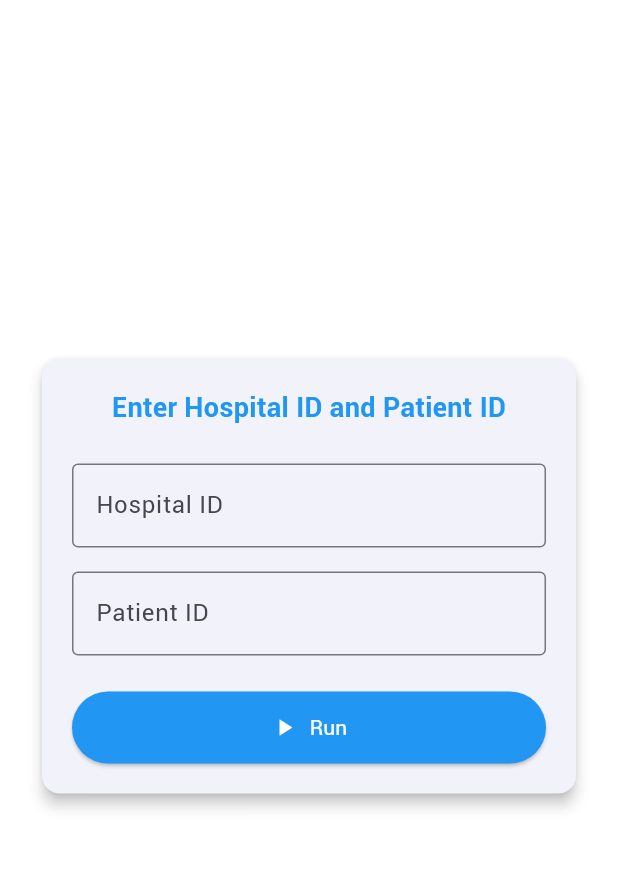
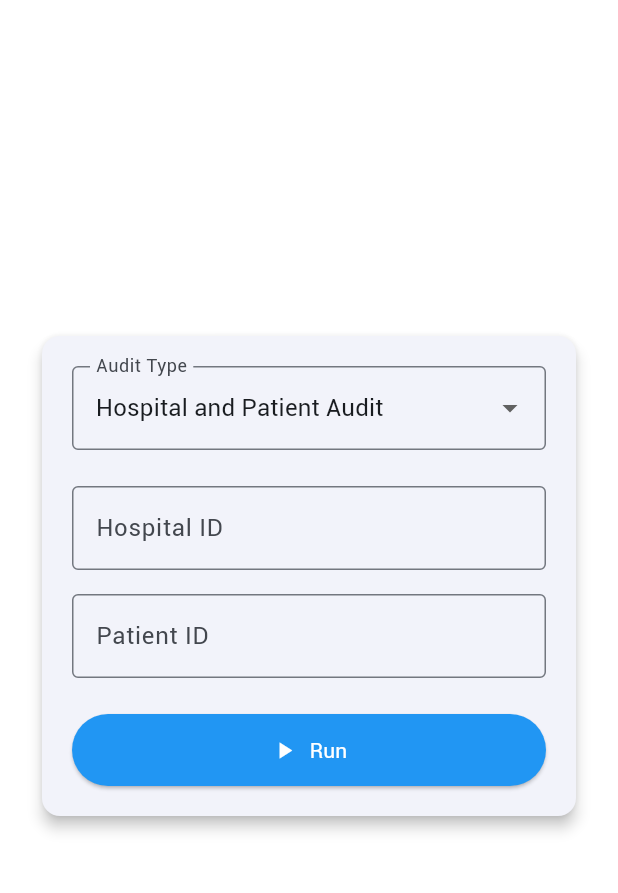
Before and after one commit to Sheepy01/pmjay_live_audit_app, a Flutter app: the HomeScreen screen opened directly, on a phone screen of 412 x 824 dp, the part 84-977 px from its top. Run offline on Flutter 3.47's test engine with Material 3 defaults, Android fonts, the phone set to English and light mode, and no system bars; our stand-ins replace pdf, printing.

Commit message:
New drop-down menu added for Hospital Audit and Hospital+Patient Audit. Backend logic to fetch the details to be shown on the homescreen at Run has been added

```diff
--- a/lib/screens/home_screen.dart
+++ b/lib/screens/home_screen.dart
@@ -2,6 +2,7 @@ import 'package:flutter/material.dart';
 import '../services/surveycto_service.dart';
 import 'package:printing/printing.dart';
 import '../services/pdf_service.dart';
+import 'package:intl/intl.dart';
 
 class HomeScreen extends StatefulWidget {
   const HomeScreen({super.key});
@@ -13,9 +14,27 @@ class HomeScreen extends StatefulWidget {
 class _HomeScreenState extends State<HomeScreen> {
   final _hospitalIdController = TextEditingController();
   final _patientIdController = TextEditingController();
+  final _dateController = TextEditingController();
+
   Map<String, dynamic>? _record;
   bool _loading = false;
   String? _error;
+
+  String _auditType = 'Hospital and Patient Audit';
+
+  Future<void> _pickDate(BuildContext context) async {
+    final DateTime? picked = await showDatePicker(
+      context: context,
+      initialDate: DateTime.now(),
+      firstDate: DateTime(2020),
+      lastDate: DateTime(2100),
+    );
+    if (picked != null) {
+      setState(() {
+        _dateController.text = DateFormat('yyyy-MM-dd').format(picked);
+      });
+    }
+  }
 
   Future<void> _runSearch() async {
     setState(() {
@@ -24,10 +43,19 @@ class _HomeScreenState extends State<HomeScreen> {
       _record = null;
     });
     try {
-      final record = await SurveyCTOService.findRecord(
+      Map<String, dynamic>? record;
+      if (_auditType == 'Hospital and Patient Audit') {
+        record = await SurveyCTOService.findRecord(
           _hospitalIdController.text,
           _patientIdController.text,
         );
+      } else {
+        // Hospital Audit: use hospital ID and date
+        record = await SurveyCTOService.findRecordByHospitalAndDate(
+          _hospitalIdController.text,
+          _dateController.text,
+        );
+      }
       if (record != null) {
         setState(() {
           _record = record;
@@ -74,15 +102,37 @@ class _HomeScreenState extends State<HomeScreen> {
                 child: Column(
                   mainAxisSize: MainAxisSize.min,
                   children: [
-                    const Text(
-                      'Enter Hospital ID and Patient ID',
-                      style: TextStyle(
-                        fontSize: 18,
-                        fontWeight: FontWeight.bold,
-                        color: Colors.blue,
+                    // Dropdown menu
+                    DropdownButtonFormField<String>(
+                      value: _auditType,
+                      decoration: const InputDecoration(
+                        labelText: 'Audit Type',
+                        border: OutlineInputBorder(),
                       ),
+                      items: const [
+                        DropdownMenuItem(
+                          value: 'Hospital and Patient Audit',
+                          child: Text('Hospital and Patient Audit'),
+                        ),
+                        DropdownMenuItem(
+                          value: 'Hospital Audit',
+                          child: Text('Hospital Audit'),
+                        ),
+                      ],
+                      onChanged: (value) {
+                        setState(() {
+                          _auditType = value!;
+                          // Clear fields when switching
+                          _hospitalIdController.clear();
+                          _patientIdController.clear();
+                          _dateController.clear();
+                        });
+                      },
                     ),
                     const SizedBox(height: 24),
+
+                    // Dynamic form fields
+                    if (_auditType == 'Hospital and Patient Audit') ...[
                       TextField(
                         controller: _hospitalIdController,
                         decoration: const InputDecoration(
@@ -98,7 +148,30 @@ class _HomeScreenState extends State<HomeScreen> {
                           border: OutlineInputBorder(),
                         ),
                       ),
+                    ] else ...[
+                      TextField(
+                        controller: _hospitalIdController,
+                        decoration: const InputDecoration(
+                          labelText: 'Hospital ID',
+                          border: OutlineInputBorder(),
+                        ),
+                      ),
+                      const SizedBox(height: 16),
+                      TextField(
+                        controller: _dateController,
+                        readOnly: true,
+                        decoration: const InputDecoration(
+                          labelText: 'Date',
+                          border: OutlineInputBorder(),
+                          suffixIcon: Icon(Icons.calendar_today),
+                        ),
+                        onTap: () => _pickDate(context),
+                      ),
+                    ],
+
                     const SizedBox(height: 24),
+                    // ...rest of your button and result widgets...
+                    // (No changes needed below this line)
                     SizedBox(
                       width: double.infinity,
                       child: ElevatedButton.icon(
--- a/pubspec.yaml
+++ b/pubspec.yaml
@@ -34,6 +34,7 @@ dependencies:
   pdf: ^3.10.8
   printing: ^5.12.0
   provider: ^6.1.2
+  intl: ^0.19.0
 
   # The following adds the Cupertino Icons font to your application.
   # Use with the CupertinoIcons class for iOS style icons.
```
Also changed, not shown: lib/services/surveycto_service.dart (+28 -0 lines), pubspec.lock. Lines whose indentation alone changed are shown as unchanged.
